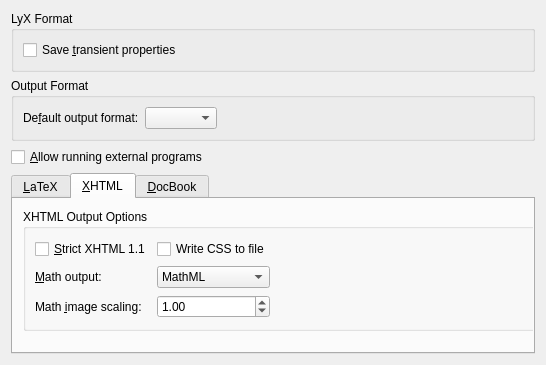
The window that src/frontends/qt/ui/OutputUi.ui (unimiso/lyx_mirror) describes before a commit, drawn with Qt 5.
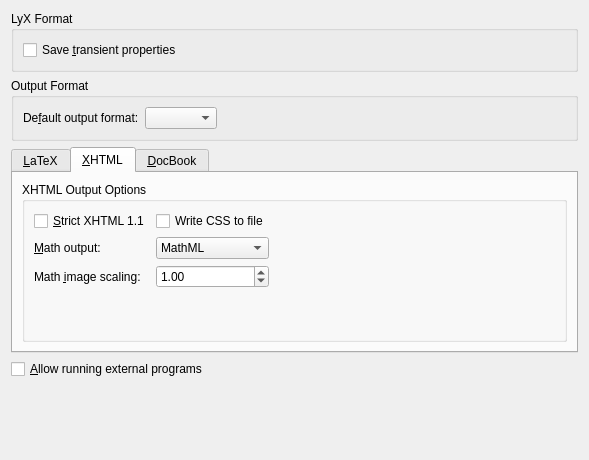
The same window after the commit. The open tabs and pages were chosen to show the change.

```diff
--- a/src/frontends/qt/ui/OutputUi.ui
+++ b/src/frontends/qt/ui/OutputUi.ui
@@ -6,94 +6,28 @@
    <rect>
     <x>0</x>
     <y>0</y>
-    <width>546</width>
-    <height>365</height>
+    <width>589</width>
+    <height>460</height>
    </rect>
   </property>
   <property name="windowTitle">
    <string>Form</string>
   </property>
-  <layout class="QGridLayout" name="gridLayout_2">
-   <item row="1" column="0">
-    <widget class="QGroupBox" name="outputFormatGB">
-     <property name="title">
-      <string>Output Format</string>
-     </property>
-     <property name="flat">
-      <bool>true</bool>
-     </property>
-     <layout class="QGridLayout" name="gridlayout8">
-      <property name="leftMargin">
-       <number>9</number>
-      </property>
-      <property name="topMargin">
-       <number>9</number>
-      </property>
-      <property name="rightMargin">
-       <number>9</number>
-      </property>
-      <property name="bottomMargin">
-       <number>9</number>
-      </property>
-      <property name="spacing">
-       <number>6</number>
-      </property>
-      <item row="0" column="0">
-       <layout class="QHBoxLayout">
-        <property name="spacing">
-         <number>6</number>
-        </property>
-        <property name="leftMargin">
-         <number>0</number>
-        </property>
-        <property name="topMargin">
-         <number>0</number>
-        </property>
-        <property name="rightMargin">
-         <number>0</number>
-        </property>
-        <property name="bottomMargin">
-         <number>0</number>
-        </property>
-        <item>
-         <widget class="QLabel" name="defaultFormatLA">
-          <property name="toolTip">
-           <string>Specify the default output format (for view/update)</string>
-          </property>
-          <property name="text">
-           <string>De&amp;fault output format:</string>
-          </property>
-          <property name="buddy">
-           <cstring>defaultFormatCO</cstring>
-          </property>
-         </widget>
-        </item>
-        <item>
-         <widget class="QComboBox" name="defaultFormatCO">
-          <property name="toolTip">
-           <string>Specify the default output format (for view/update)</string>
-          </property>
-         </widget>
-        </item>
-        <item>
-         <spacer name="horizontalSpacer">
-          <property name="orientation">
-           <enum>Qt::Horizontal</enum>
-          </property>
-          <property name="sizeHint" stdset="0">
-           <size>
-            <width>40</width>
-            <height>20</height>
-           </size>
-          </property>
-         </spacer>
-        </item>
-       </layout>
-      </item>
-     </layout>
-    </widget>
-   </item>
+  <layout class="QGridLayout" name="gridLayout_7">
    <item row="5" column="0">
+    <spacer name="verticalSpacer_4">
+     <property name="orientation">
+      <enum>Qt::Vertical</enum>
+     </property>
+     <property name="sizeHint" stdset="0">
+      <size>
+       <width>20</width>
+       <height>40</height>
+      </size>
+     </property>
+    </spacer>
+   </item>
+   <item row="3" column="0">
     <widget class="QTabWidget" name="tabWidget">
      <property name="currentIndex">
       <number>0</number>
@@ -102,6 +36,8 @@
       <attribute name="title">
        <string>&amp;LaTeX</string>
       </attribute>
+      <layout class="QGridLayout" name="gridLayout_2">
+       <item row="0" column="0">
       <widget class="QGroupBox" name="latexOutputGB">
        <property name="geometry">
         <rect>
@@ -192,62 +128,38 @@
           </property>
          </widget>
         </item>
-       </layout>
-      </widget>
+          <item row="2" column="0">
+           <spacer name="verticalSpacer">
+            <property name="orientation">
+             <enum>Qt::Vertical</enum>
+            </property>
+            <property name="sizeHint" stdset="0">
+             <size>
+              <width>20</width>
+              <height>40</height>
+             </size>
+            </property>
+           </spacer>
+          </item>
+         </layout>
+        </widget>
+       </item>
+      </layout>
      </widget>
      <widget class="QWidget" name="tab_2">
       <attribute name="title">
        <string>&amp;XHTML</string>
       </attribute>
+      <layout class="QGridLayout" name="gridLayout_6">
+       <item row="0" column="0">
       <widget class="QGroupBox" name="xhtmlGB">
-       <property name="geometry">
-        <rect>
-         <x>10</x>
-         <y>10</y>
-         <width>528</width>
-         <height>122</height>
-        </rect>
-       </property>
        <property name="title">
         <string>XHTML Output Options</string>
        </property>
        <property name="flat">
         <bool>true</bool>
        </property>
-       <layout class="QGridLayout" name="outGridLayout">
-        <item row="1" column="1">
-         <widget class="QComboBox" name="mathoutCB">
-          <property name="font">
-           <font>
-            <weight>50</weight>
-            <bold>false</bold>
-           </font>
-          </property>
-          <property name="toolTip">
-           <string>Format to use for math output.</string>
-          </property>
-          <item>
-           <property name="text">
-            <string>MathML</string>
-           </property>
-          </item>
-          <item>
-           <property name="text">
-            <string>HTML</string>
-           </property>
-          </item>
-          <item>
-           <property name="text">
-            <string>Images</string>
-           </property>
-          </item>
-          <item>
-           <property name="text">
-            <string>LaTeX</string>
-           </property>
-          </item>
-         </widget>
-        </item>
+         <layout class="QGridLayout" name="gridLayout_3">
         <item row="0" column="1">
          <widget class="QCheckBox" name="cssCB">
           <property name="text">
@@ -255,53 +167,10 @@
           </property>
          </widget>
         </item>
-        <item row="1" column="0">
-         <widget class="QLabel" name="mathoutLA">
-          <property name="font">
-           <font>
-            <weight>50</weight>
-            <bold>false</bold>
-           </font>
-          </property>
-          <property name="text">
-           <string>&amp;Math output:</string>
-          </property>
-          <property name="buddy">
-           <cstring>tableoutCB</cstring>
-          </property>
-         </widget>
-        </item>
-        <item row="2" column="0">
-         <widget class="QLabel" name="mathimgLA">
-          <property name="font">
-           <font>
-            <weight>50</weight>
-            <bold>false</bold>
-           </font>
-          </property>
-          <property name="text">
-           <string>Math &amp;image scaling:</string>
-          </property>
-          <property name="buddy">
-           <cstring>mathimgSB</cstring>
-          </property>
-         </widget>
-        </item>
-        <item row="0" column="0">
-         <widget class="QCheckBox" name="strictCB">
-          <property name="toolTip">
-           <string>Whether to comply strictly with XHTML 1.1.</string>
-          </property>
-          <property name="text">
-           <string>&amp;Strict XHTML 1.1</string>
-          </property>
-         </widget>
-        </item>
         <item row="2" column="1">
          <widget class="QDoubleSpinBox" name="mathimgSB">
           <property name="font">
            <font>
-            <weight>50</weight>
             <bold>false</bold>
            </font>
           </property>
@@ -322,6 +191,53 @@
           </property>
          </widget>
         </item>
+          <item row="1" column="1">
+           <widget class="QComboBox" name="mathoutCB">
+            <property name="font">
+             <font>
+              <bold>false</bold>
+             </font>
+            </property>
+            <property name="toolTip">
+             <string>Format to use for math output.</string>
+            </property>
+            <item>
+             <property name="text">
+              <string>MathML</string>
+             </property>
+            </item>
+            <item>
+             <property name="text">
+              <string>HTML</string>
+             </property>
+            </item>
+            <item>
+             <property name="text">
+              <string>Images</string>
+             </property>
+            </item>
+            <item>
+             <property name="text">
+              <string>LaTeX</string>
+             </property>
+            </item>
+           </widget>
+          </item>
+          <item row="2" column="0">
+           <widget class="QLabel" name="mathimgLA">
+            <property name="font">
+             <font>
+              <bold>false</bold>
+             </font>
+            </property>
+            <property name="text">
+             <string>Math &amp;image scaling:</string>
+            </property>
+            <property name="buddy">
+             <cstring>mathimgSB</cstring>
+            </property>
+           </widget>
+          </item>
         <item row="1" column="2">
          <spacer name="horizontalSpacer_3">
           <property name="orientation">
@@ -335,8 +251,48 @@
           </property>
          </spacer>
         </item>
-       </layout>
-      </widget>
+          <item row="0" column="0">
+           <widget class="QCheckBox" name="strictCB">
+            <property name="toolTip">
+             <string>Whether to comply strictly with XHTML 1.1.</string>
+            </property>
+            <property name="text">
+             <string>&amp;Strict XHTML 1.1</string>
+            </property>
+           </widget>
+          </item>
+          <item row="1" column="0">
+           <widget class="QLabel" name="mathoutLA">
+            <property name="font">
+             <font>
+              <bold>false</bold>
+             </font>
+            </property>
+            <property name="text">
+             <string>&amp;Math output:</string>
+            </property>
+            <property name="buddy">
+             <cstring>tableoutCB</cstring>
+            </property>
+           </widget>
+          </item>
+          <item row="3" column="1">
+           <spacer name="verticalSpacer_2">
+            <property name="orientation">
+             <enum>Qt::Vertical</enum>
+            </property>
+            <property name="sizeHint" stdset="0">
+             <size>
+              <width>20</width>
+              <height>40</height>
+             </size>
+            </property>
+           </spacer>
+          </item>
+         </layout>
+        </widget>
+       </item>
+      </layout>
      </widget>
      <widget class="QWidget" name="tab_3">
       <attribute name="title">
@@ -497,7 +453,86 @@
      </layout>
     </widget>
    </item>
-   <item row="2" column="0">
+   <item row="1" column="0">
+    <widget class="QGroupBox" name="outputFormatGB">
+     <property name="title">
+      <string>Output Format</string>
+     </property>
+     <property name="flat">
+      <bool>true</bool>
+     </property>
+     <layout class="QGridLayout" name="gridlayout8">
+      <property name="leftMargin">
+       <number>9</number>
+      </property>
+      <property name="topMargin">
+       <number>9</number>
+      </property>
+      <property name="rightMargin">
+       <number>9</number>
+      </property>
+      <property name="bottomMargin">
+       <number>9</number>
+      </property>
+      <property name="spacing">
+       <number>6</number>
+      </property>
+      <item row="0" column="0">
+       <layout class="QHBoxLayout">
+        <property name="spacing">
+         <number>6</number>
+        </property>
+        <property name="leftMargin">
+         <number>0</number>
+        </property>
+        <property name="topMargin">
+         <number>0</number>
+        </property>
+        <property name="rightMargin">
+         <number>0</number>
+        </property>
+        <property name="bottomMargin">
+         <number>0</number>
+        </property>
+        <item>
+         <widget class="QLabel" name="defaultFormatLA">
+          <property name="toolTip">
+           <string>Specify the default output format (for view/update)</string>
+          </property>
+          <property name="text">
+           <string>De&amp;fault output format:</string>
+          </property>
+          <property name="buddy">
+           <cstring>defaultFormatCO</cstring>
+          </property>
+         </widget>
+        </item>
+        <item>
+         <widget class="QComboBox" name="defaultFormatCO">
+          <property name="toolTip">
+           <string>Specify the default output format (for view/update)</string>
+          </property>
+         </widget>
+        </item>
+        <item>
+         <spacer name="horizontalSpacer">
+          <property name="orientation">
+           <enum>Qt::Horizontal</enum>
+          </property>
+          <property name="sizeHint" stdset="0">
+           <size>
+            <width>40</width>
+            <height>20</height>
+           </size>
+          </property>
+         </spacer>
+        </item>
+       </layout>
+      </item>
+     </layout>
+    </widget>
+   </item>
+   <item row="4" column="0">
     <widget class="QCheckBox" name="shellescapeCB">
      <property name="toolTip">
       <string>Runs the LaTeX backend with the -shell-escape option (Warning: use only when really necessary)</string>
```
Left out of the diff: 147 changed lines with no effect on the pictures. Lines whose indentation alone changed are shown as unchanged.
